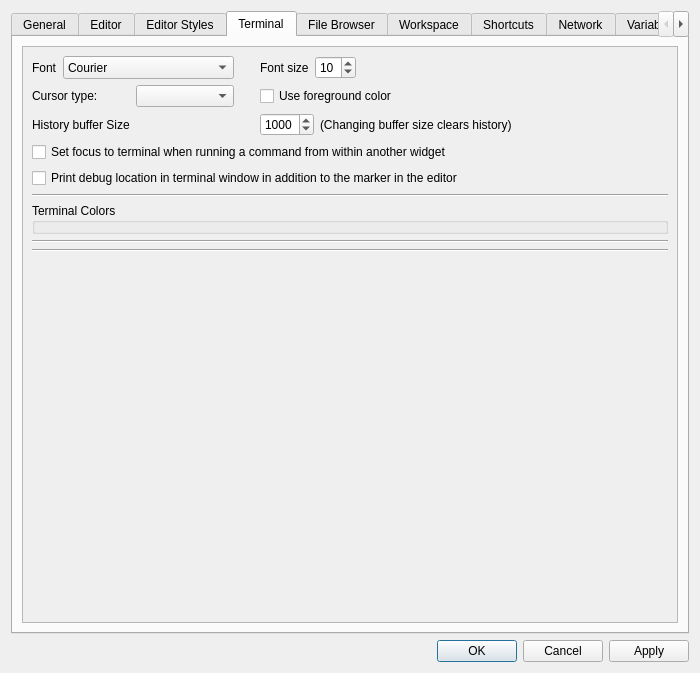
First picture: the form in libgui/src/settings-dialog.ui, repository ctaggart/octave, before the edit.
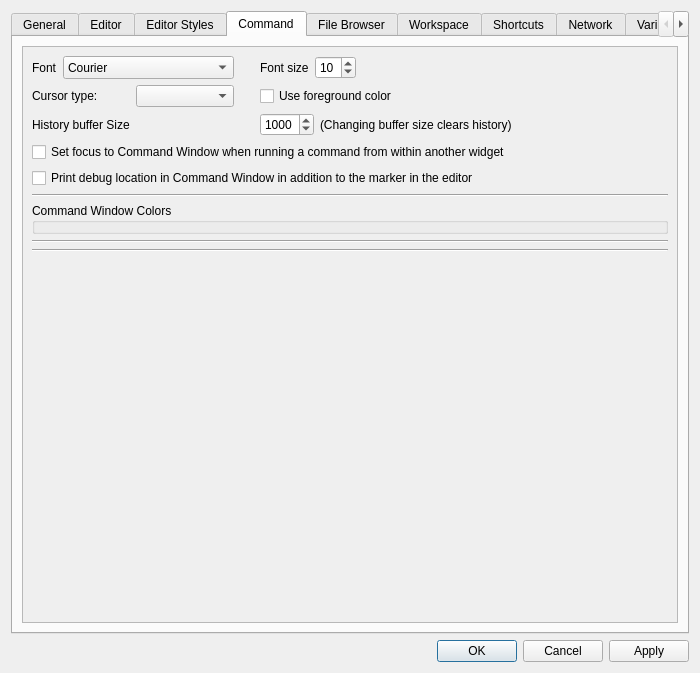
Second picture: the form after the edit. The open tabs and pages were chosen to show the change.

Commit message:
Use consistent names in GUI (bug #53616). Use "Preferences" for Settings. Use "Command Window" for Terminal.
* history-dock-widget.cc, settings-dialog.cc, settings-dialog.ui: Use
"Preferences" instead of "Settings".  Use "Command Window" in place of
"Terminal".

What changed in the file:
```diff
--- a/libgui/src/settings-dialog.ui
+++ b/libgui/src/settings-dialog.ui
@@ -1810,7 +1810,7 @@
      </widget>
      <widget class="QWidget" name="tab_terminal">
       <attribute name="title">
-       <string>Terminal</string>
+       <string>Command</string>
       </attribute>
       <layout class="QVBoxLayout" name="verticalLayout_14">
        <item>
@@ -2018,14 +2018,14 @@
                <item row="0" column="0">
                 <widget class="QCheckBox" name="terminal_focus_command">
                  <property name="text">
-                  <string>Set focus to terminal when running a command from within another widget</string>
+                  <string>Set focus to Command Window when running a command from within another widget</string>
                  </property>
                 </widget>
                </item>
                <item row="1" column="0">
                 <widget class="QCheckBox" name="terminal_print_dbg_location">
                  <property name="text">
-                  <string>Print debug location in terminal window in addition to the marker in the editor</string>
+                  <string>Print debug location in Command Window in addition to the marker in the editor</string>
                  </property>
                 </widget>
                </item>
@@ -2041,7 +2041,7 @@
              <item>
               <widget class="QGroupBox" name="terminal_colors_box">
                <property name="title">
-                <string>Terminal Colors</string>
+                <string>Command Window Colors</string>
                </property>
               </widget>
              </item>
```
Left out of the diff: 6 changed lines with no effect on the pictures. The commit also changes 2 other files.
